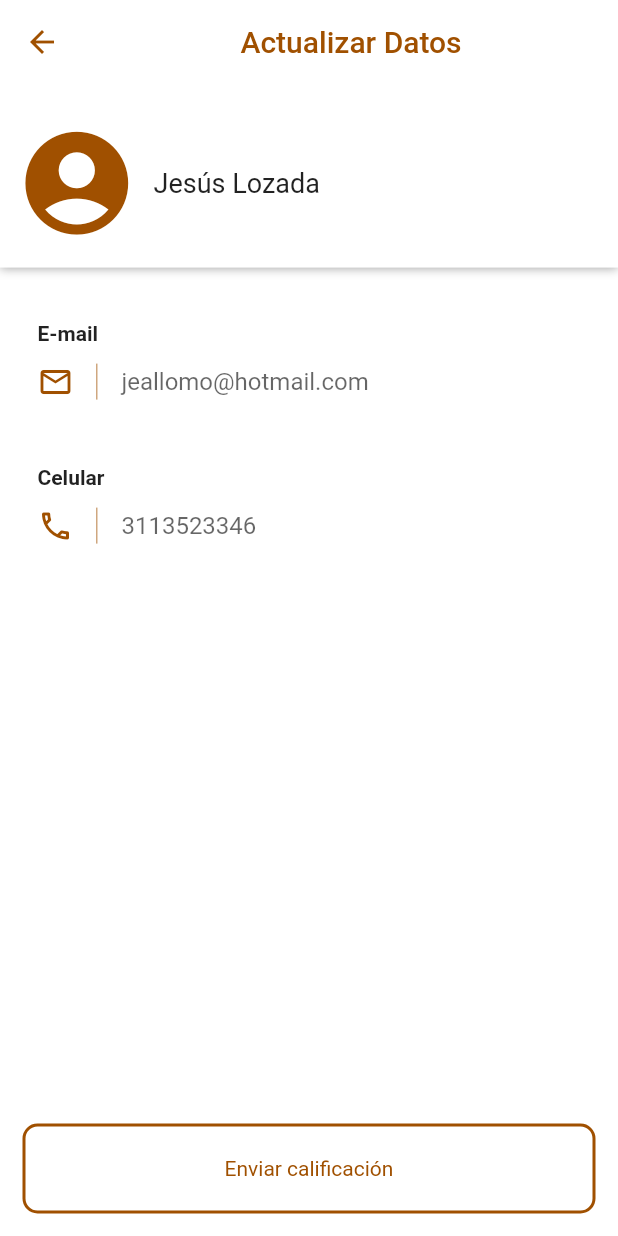
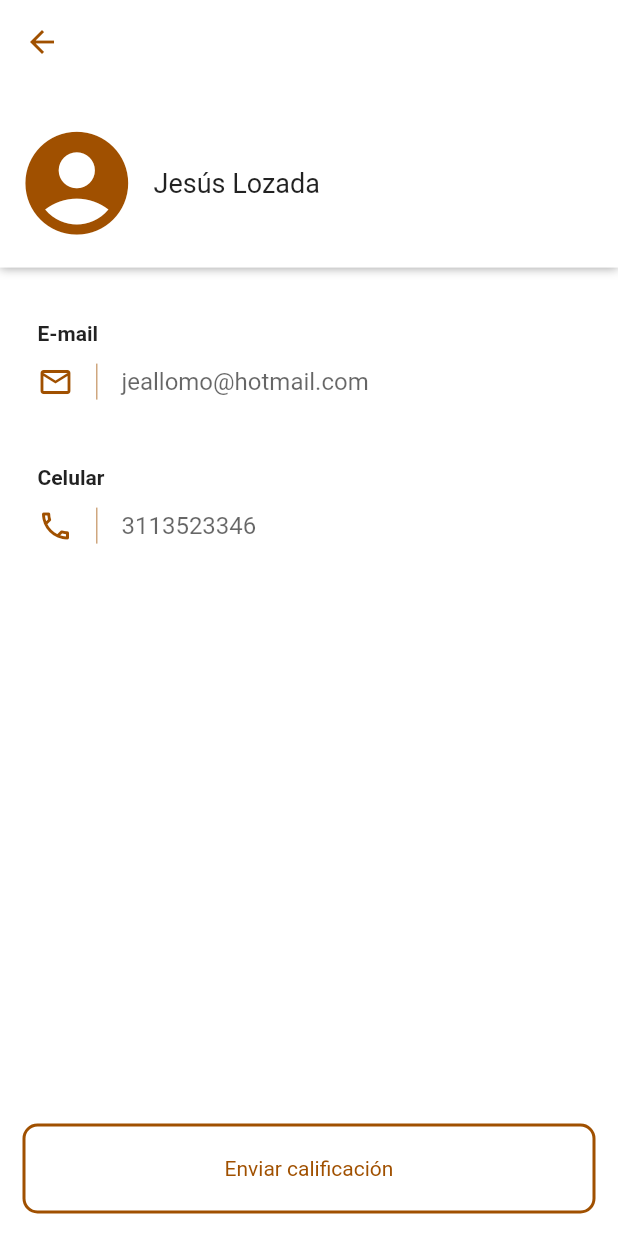
Before and after one commit to jeallomolm/flutter_app_catalogo, a Flutter app: the EditProfileUser screen opened directly, on a phone screen of 412 x 824 dp. Run offline on Flutter 3.47's test engine with Material 2 defaults, Android fonts, the phone set to English and light mode, and no system bars.

```diff
--- a/lib/screens/edit_profile.dart
+++ b/lib/screens/edit_profile.dart
@@ -40,8 +40,9 @@ class _EditProfileUserState extends State<EditProfileUser> {
             },
           ),
           title: Center(
-              child: Text("Actualizar Datos",
-                  style: TextStyle(color: Palette.principal))),
+              child: Text(
+            "Actualizar Datos",
+          )),
         ),
         body: Column(
           children: [
```
